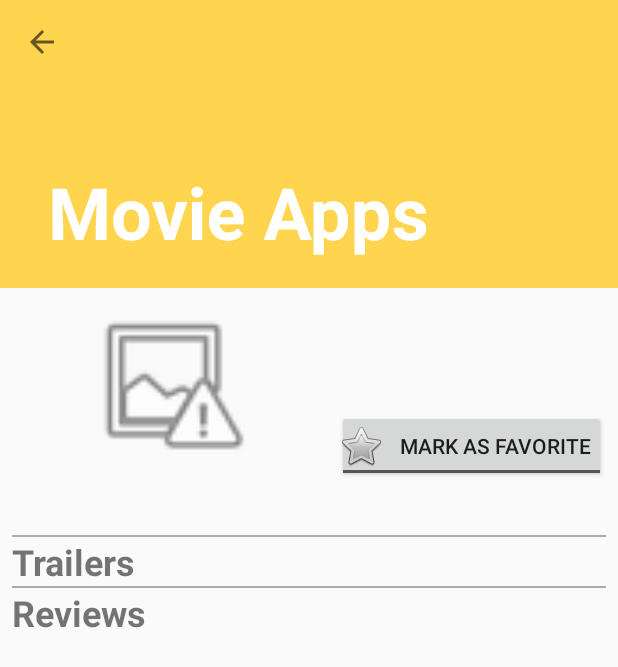
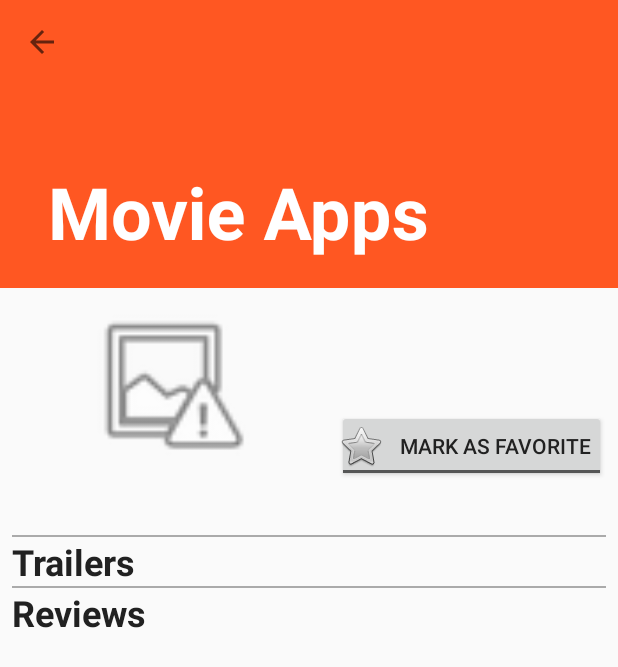
Before and after one commit to endo199/android-movie-apps, an Android app: the DetailActivity screen opened directly, with no data from a screen before it, on a phone screen of 412 x 824 dp. Shown: the top 667 px of the screen. Run offline under Robolectric (Android 15) with nearby library versions, the phone set to English and light mode, and no system bars; our stand-ins replace Picasso; pictures from the network do not load.

Commit message:
update color schema

```diff
--- a/app/src/main/res/values/colors.xml
+++ b/app/src/main/res/values/colors.xml
@@ -1,6 +1,11 @@
 <?xml version="1.0" encoding="utf-8"?>
 <resources>
-    <color name="colorPrimary">#ffd54f</color>
-    <color name="colorPrimaryDark">#c8a415</color>
-    <color name="colorAccent">#ffff81</color>
+    <color name="colorPrimary">#FF5722</color>
+    <color name="colorPrimaryDark">#E64A19</color>
+    <color name="colorPrimaryLight">#FFCCBC</color>
+    <color name="colorAccent">#607D8B</color>
+    <color name="colorTextPrimary">#212121</color>
+    <color name="colorTextSecondary">#757575</color>
+    <color name="colorDivider">#BDBDBD</color>
+    <color name="colorPrimaryText">#FFFFFF</color>
 </resources>
--- a/app/src/main/res/values/styles.xml
+++ b/app/src/main/res/values/styles.xml
@@ -6,7 +6,7 @@
         <item name="colorPrimary">@color/colorPrimary</item>
         <item name="colorPrimaryDark">@color/colorPrimaryDark</item>
         <item name="colorAccent">@color/colorAccent</item>
-        <!--<item name="colorControlNormal">@android:color/white</item>-->
+        <item name="android:textColor">@color/colorTextPrimary</item>
     </style>
 
     <style name="ExpandAppBarTitle" parent="Base.TextAppearance.AppCompat.Large.Inverse">
```
